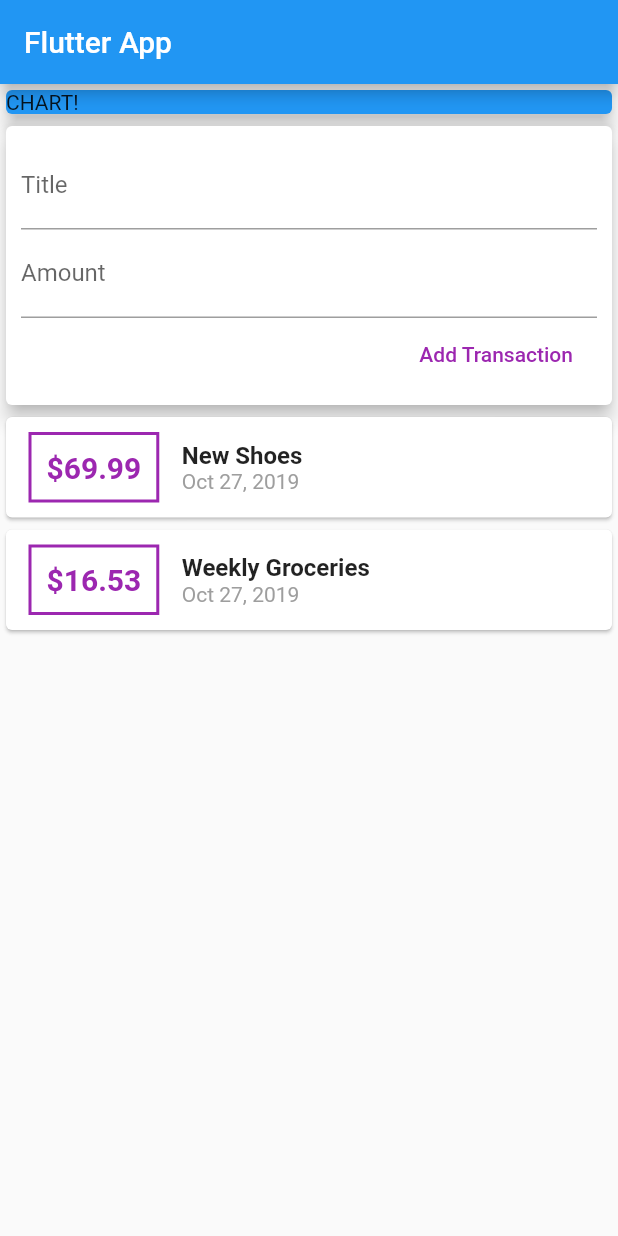
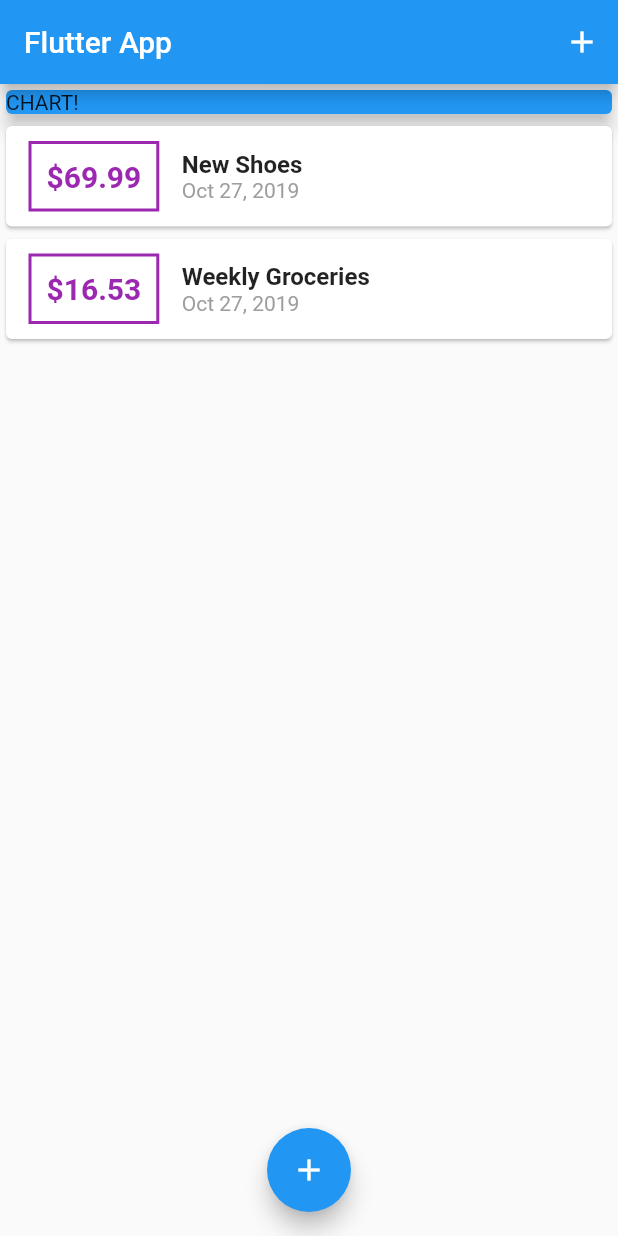
Before and after one commit to RyoMasuda4611/flutter_expense, a Flutter app: the screen it shows after launch, on a phone screen of 412 x 824 dp. Run offline on Flutter 3.47's test engine with Material 2 defaults, Android fonts, the phone set to English and light mode, and no system bars.

```diff
--- a/lib/main.dart
+++ b/lib/main.dart
@@ -1,5 +1,7 @@
 import 'package:flutter/material.dart';
-import './widgets/user_transaction.dart';
+import './widgets/new_transaction.dart';
+import './widgets/transaction_list.dart';
+import './models/transaction.dart';
 
 void main() => runApp(MyApp());
 
@@ -13,18 +15,59 @@ class MyApp extends StatelessWidget {
   }
 }
 
-class MyHomePage extends StatelessWidget {
+class MyHomePage extends StatefulWidget {
   // String titleInput;
   // String amountInput;
 
-  final titleController = TextEditingController();
-  final amountController = TextEditingController();
+  @override
+  _MyHomePageState createState() => _MyHomePageState();
+}
+
+class _MyHomePageState extends State<MyHomePage> {
+  final List<Transaction> _userTransactions = [
+    Transaction(
+      id: 't1',
+      title: 'New Shoes',
+      amount: 69.99,
+      date: DateTime.now(),
+    ),
+    Transaction(
+      id: 't2',
+      title: 'Weekly Groceries',
+      amount: 16.53,
+      date: DateTime.now(),
+    ),
+  ];
+
+  void _addNewTransaction(String txTitle, double txAmount) {
+    final newTx = Transaction(
+      title: txTitle,
+      amount: txAmount,
+      date: DateTime.now(),
+      id: DateTime.now().toString(),
+    );
+    setState(() {
+      _userTransactions.add(newTx);
+    });
+  }
+
+  void _startAddNewTransaction(BuildContext ctx) {
+    showModalBottomSheet(context: ctx, builder: (_) {
+      return NewTransaction(_addNewTransaction);
+    });
+  }
 
   @override
   Widget build(BuildContext context) {
     return Scaffold(
       appBar: AppBar(
         title: Text('Flutter App'),
+        actions: <Widget>[
+          IconButton(
+            icon: Icon(Icons.add),
+            onPressed: () => _startAddNewTransaction(context),
+          ),
+        ],
       ),
       body: SingleChildScrollView(
         child: Column(
@@ -39,9 +82,14 @@ class MyHomePage extends StatelessWidget {
                 elevation: 5,
               ),
             ),
-            UserTransactions(),
+            TransactionList(_userTransactions),
           ],
         ),
+      ),
+      floatingActionButtonLocation: FloatingActionButtonLocation.centerFloat,
+      floatingActionButton: FloatingActionButton(
+        child: Icon(Icons.add),
+        onPressed: () => _startAddNewTransaction(context),
       ),
     );
   }
--- a/lib/widgets/user_transaction.dart
+++ /dev/null
@@ -1,49 +0,0 @@
-import 'package:flutter/material.dart';
-
-import '../models/transaction.dart';
-import './transaction_list.dart';
-import './new_transaction.dart';
-
-class UserTransactions extends StatefulWidget {
-  @override
-  _UserTransactionsState createState() => _UserTransactionsState();
-}
-
-class _UserTransactionsState extends State<UserTransactions> {
-  final List<Transaction> _userTransactions = [
-    Transaction(
-      id: 't1',
-      title: 'New Shoes',
-      amount: 69.99,
-      date: DateTime.now(),
-    ),
-    Transaction(
-      id: 't2',
-      title: 'Weekly Groceries',
-      amount: 16.53,
-      date: DateTime.now(),
-    ),
-  ];
-
-  void _addNewTransaction(String txTitle, double txAmount) {
-    final newTx = Transaction(
-      title: txTitle,
-      amount: txAmount,
-      date: DateTime.now(),
-      id: DateTime.now().toString(),
-    );
-    setState(() {
-      _userTransactions.add(newTx);
-    });
-  }
-
-  @override
-  Widget build(BuildContext context) {
-    return Column(
-      children: <Widget>[
-        NewTransaction(_addNewTransaction),
-        TransactionList(_userTransactions),
-      ],
-    );
-  }
-}
```
